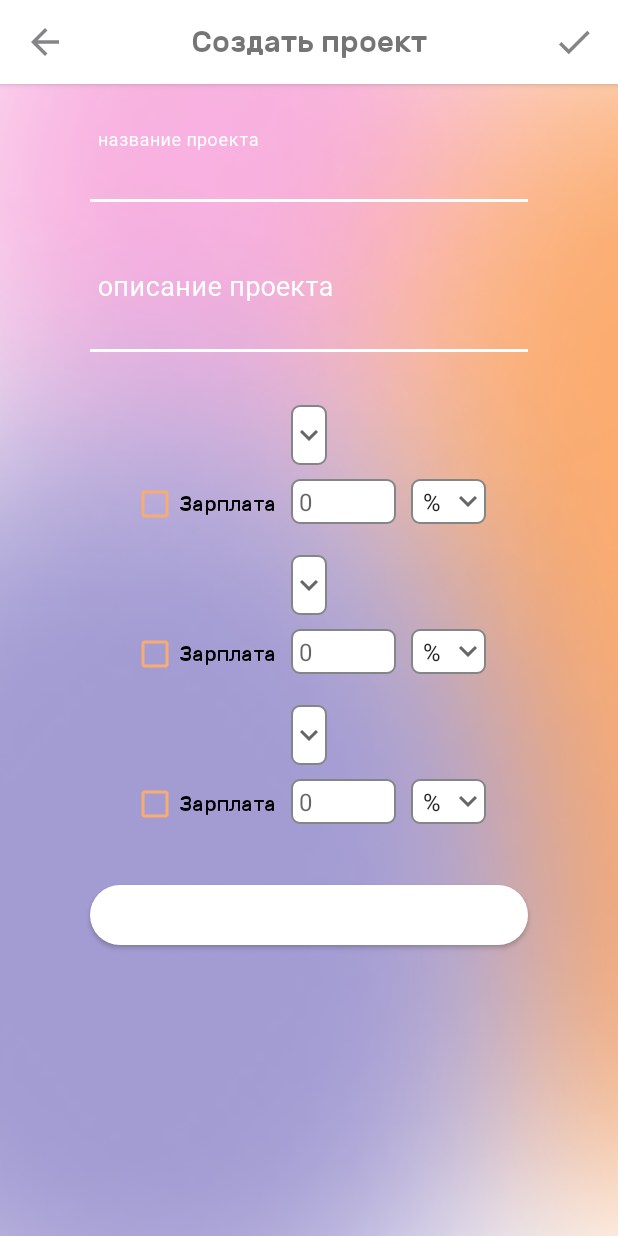
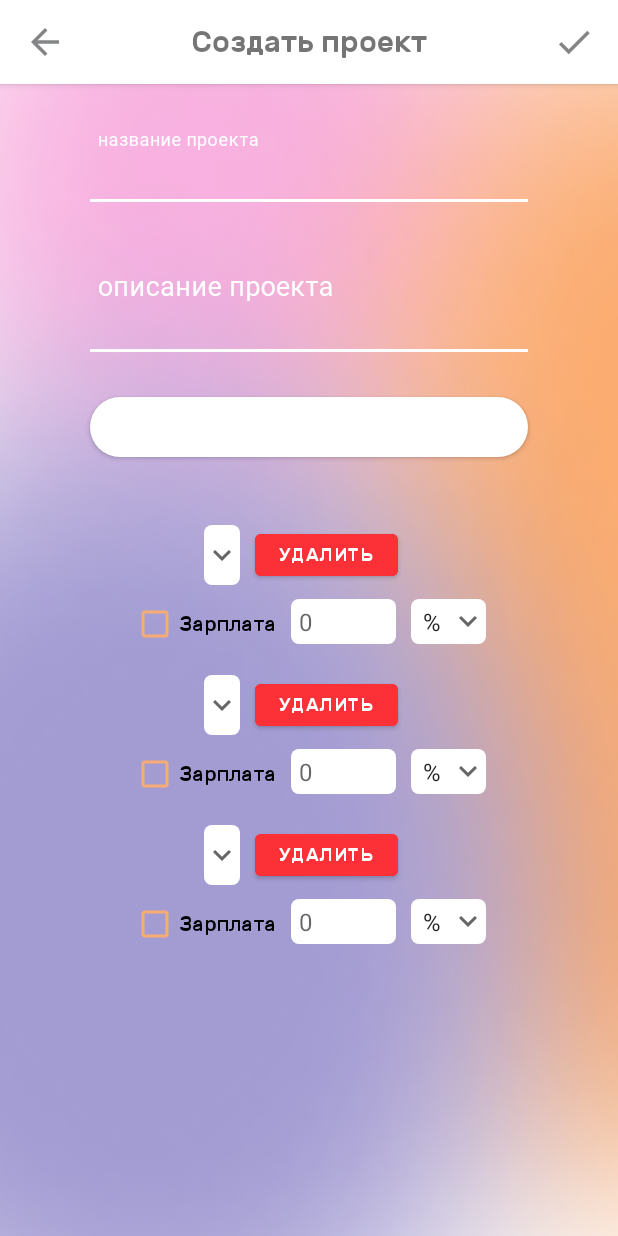
Before and after one commit to Mortd3kay/startup-map-app, an Android app: the layout fragment_create_project.xml on its own in the app's theme, with its tools: preview values and no code run, on a phone screen of 412 x 824 dp. Run offline under Robolectric (Android 15) with nearby library versions, the phone set to English and light mode, and no system bars; network calls fail.

Commit message:
deleting roles works

```diff
--- a/StartAppFrontend/app/src/main/res/drawable/role_salary_input_shape.xml
+++ b/StartAppFrontend/app/src/main/res/drawable/role_salary_input_shape.xml
@@ -1,6 +1,5 @@
 <?xml version="1.0" encoding="utf-8"?>
 <shape android:shape="rectangle" xmlns:android="http://schemas.android.com/apk/res/android">
     <corners android:radius="5dp"/>
-    <stroke android:width="1dp" android:color="@color/grey"/>
     <solid android:color="@color/white"/>
 </shape>
--- a/StartAppFrontend/app/src/main/res/drawable/role_spinner_background.xml
+++ b/StartAppFrontend/app/src/main/res/drawable/role_spinner_background.xml
@@ -3,7 +3,6 @@
 
     <item><layer-list>
         <item><shape>
-            <stroke android:width="1dp" android:color="@color/grey" />
             <solid android:color="@color/white"/>
             <corners android:radius="5dp" />
         </shape></item>
--- a/StartAppFrontend/app/src/main/res/layout/fragment_create_project.xml
+++ b/StartAppFrontend/app/src/main/res/layout/fragment_create_project.xml
@@ -106,14 +106,6 @@
                         android:text="@={model.project.description}"/>
                 </com.google.android.material.textfield.TextInputLayout>
 
-                <androidx.recyclerview.widget.RecyclerView
-                    android:id="@+id/roles_list_view"
-                    android:layout_width="match_parent"
-                    android:layout_height="wrap_content"
-                    android:nestedScrollingEnabled="false"
-                    android:layout_marginTop="25dp"
-                    tools:listitem="@layout/role_item"/>
-
                 <Button
                     android:id="@+id/project_add_role_btn"
                     style="@style/button_style"
@@ -125,6 +117,15 @@
                     android:layout_marginBottom="10dp"
                     />
 
+                <androidx.recyclerview.widget.RecyclerView
+                    android:id="@+id/roles_list_view"
+                    android:layout_width="match_parent"
+                    android:layout_height="wrap_content"
+                    android:nestedScrollingEnabled="false"
+                    android:layout_marginTop="25dp"
+                    tools:listitem="@layout/role_item"
+                    android:layout_marginBottom="10dp"
+                    android:layout_marginHorizontal="10dp"/>
 
             </LinearLayout>
         </ScrollView>
--- a/StartAppFrontend/app/src/main/res/layout/role_item.xml
+++ b/StartAppFrontend/app/src/main/res/layout/role_item.xml
@@ -5,6 +5,11 @@
     xmlns:tools="http://schemas.android.com/tools">
 
     <data>
+
+        <variable
+            name="click"
+            type="android.view.View.OnClickListener" />
+
         <variable
             name="item"
             type="com.skyletto.startappfrontend.common.models.ProjectRoleItem" />
@@ -17,11 +22,30 @@
         android:layout_height="wrap_content"
         android:gravity="center">
 
-        <Spinner
-            android:id="@+id/role_spinner"
-            android:layout_width="wrap_content"
-            android:layout_height="40dp"
-            android:background="@drawable/role_spinner_background" />
+        <LinearLayout
+            android:layout_width="match_parent"
+            android:layout_height="wrap_content"
+            android:orientation="horizontal"
+            android:gravity="center">
+
+            <Spinner
+                android:id="@+id/role_spinner"
+                android:layout_width="wrap_content"
+                android:layout_height="40dp"
+                android:background="@drawable/role_spinner_background" />
+
+            <Button
+                android:layout_width="wrap_content"
+                android:layout_height="40dp"
+                android:backgroundTint="@color/blood_red"
+                android:text="@string/delete"
+                android:textSize="12sp"
+                android:fontFamily="@font/rubik_medium"
+                android:onClick="@{(v)->click.onClick(v)}"
+                android:layout_marginHorizontal="10dp"/>
+
+        </LinearLayout>
+
 
         <LinearLayout
             android:layout_width="match_parent"
--- a/StartAppFrontend/app/src/main/res/values/colors.xml
+++ b/StartAppFrontend/app/src/main/res/values/colors.xml
@@ -15,6 +15,7 @@
     <color name="pink">#F8B7E2</color>
     <color name="green">#00FF94</color>
     <color name="red">#FF5459</color>
+    <color name="blood_red">#FB3137</color>
     <color name="pink2">#F8B6BD</color>
     <color name="skin2">#F8B299</color>
     <color name="bubble_in">#C4C4C4</color>
--- a/StartAppFrontend/app/src/main/res/values/strings.xml
+++ b/StartAppFrontend/app/src/main/res/values/strings.xml
@@ -61,6 +61,7 @@
     <string name="project_description">описание проекта</string>
     <string name="add_role">Добавить должность</string>
     <string name="salary">Зарплата</string>
+    <string name="delete">Удалить</string>
 
     <string-array name="categories">
         <item name="all">Все</item>
```
Also changed, not shown: StartAppFrontend/app/src/main/java/com/skyletto/startappfrontend/common/adapters/RoleAdapter.kt (+26 -22 lines).
